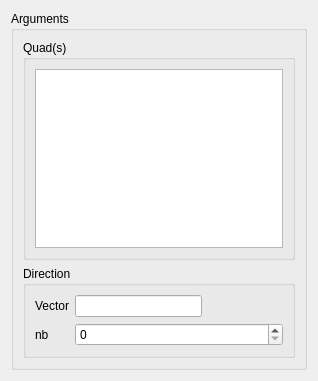
Qt form src/HEXABLOCKGUI/PrismQuad_QTD.ui (SalomePlatform/hexablock) before a commit.
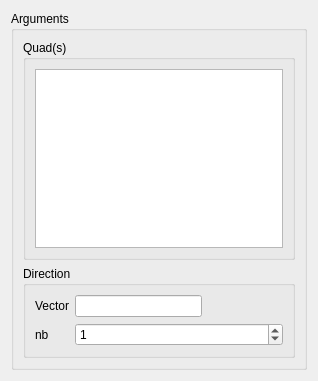
The same form after that commit.

```diff
--- a/src/HEXABLOCKGUI/PrismQuad_QTD.ui
+++ b/src/HEXABLOCKGUI/PrismQuad_QTD.ui
@@ -88,6 +88,9 @@
            <property name="maximum">
             <number>1000000</number>
            </property>
+           <property name="value">
+            <number>1</number>
+           </property>
           </widget>
          </item>
         </layout>
```
